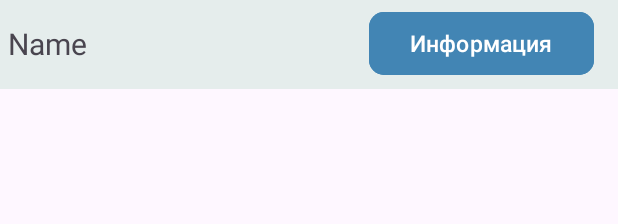
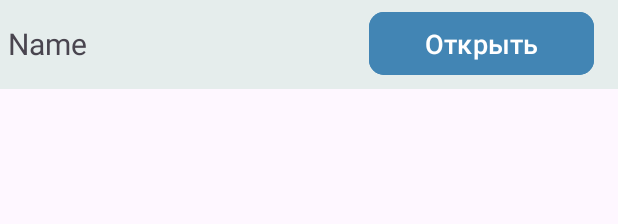
Before and after one commit to marcuryyy/EduVisionApp, an Android app: the layout folder_layout.xml on its own in the app's theme, with its tools: preview values and no code run, on a phone screen of 412 x 824 dp. Shown: the top 224 px of the screen. Run offline under Robolectric (Android 15) with nearby library versions, the phone set to English and light mode, and no system bars.

Commit message:
fix camera btn bug

```diff
--- a/app/src/main/java/com/example/testproject/MyTestsActivity.kt
+++ b/app/src/main/java/com/example/testproject/MyTestsActivity.kt
@@ -23,6 +23,7 @@ class MyTestsActivity : BaseActivity()  {
         val returned_bundle: Bundle = folder_db.getFolderId(folder_name)
         val folder_id: String = returned_bundle.getString("folder_id").toString()
         val folders_from_database = fetchDataFromSQLite(folder_id)
+        val folder_btn: ImageButton = findViewById(R.id.my_tests_button)
         println(folder_id)
         folder_db.close()
         recyclerView = findViewById(R.id.my_tests_list)
@@ -40,6 +41,10 @@ class MyTestsActivity : BaseActivity()  {
             intent.putExtra("folder_name", folder_name)
             startActivity(intent)
             overridePendingTransition(R.anim.slide_in_right, R.anim.slide_out_left)
+        }
+        folder_btn.setOnClickListener{
+            val intent = Intent(this, MyFoldersActivity::class.java)
+            startActivity(intent)
         }
 
 
--- a/app/src/main/res/layout/folder_layout.xml
+++ b/app/src/main/res/layout/folder_layout.xml
@@ -30,8 +30,8 @@
         android:id="@+id/button"
         android:layout_width="150dp"
         android:layout_height="50dp"
-        android:text="Информация"
-        android:textSize="15sp"
+        android:text="Открыть"
+        android:textSize="18sp"
         app:cornerRadius="10dp"
         android:backgroundTint="@color/lightblue"
         app:layout_constraintBottom_toBottomOf="parent"
```
Also changed, not shown: app/src/main/res/layout/activity_check_question.xml (+2 -5 lines).
